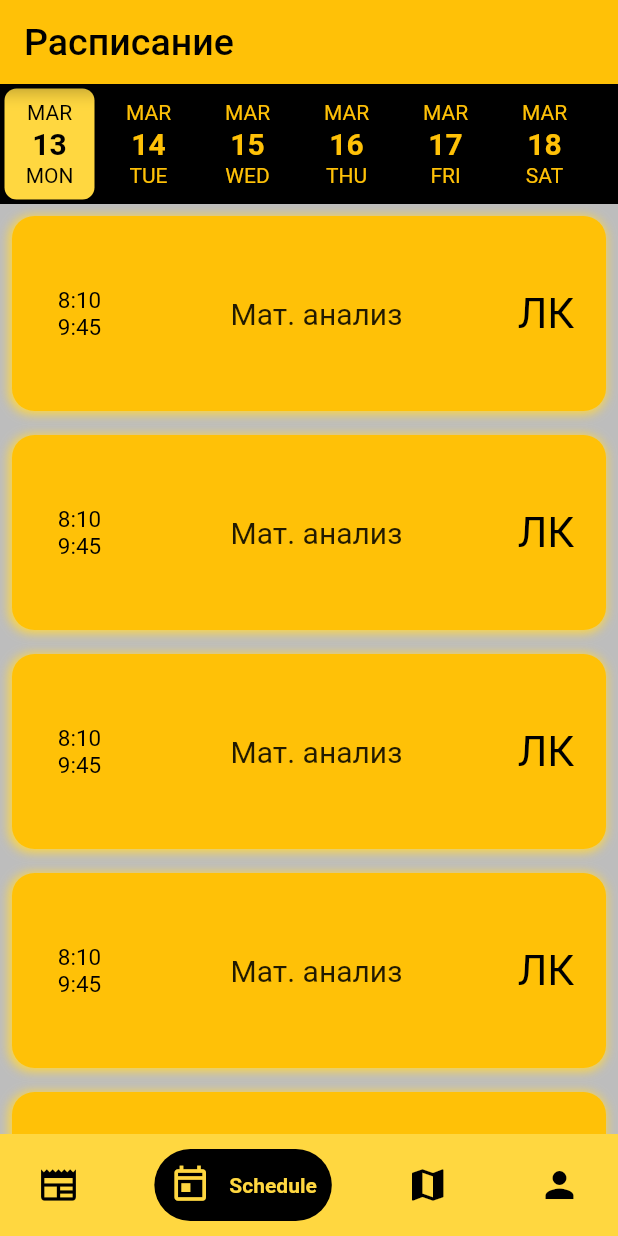
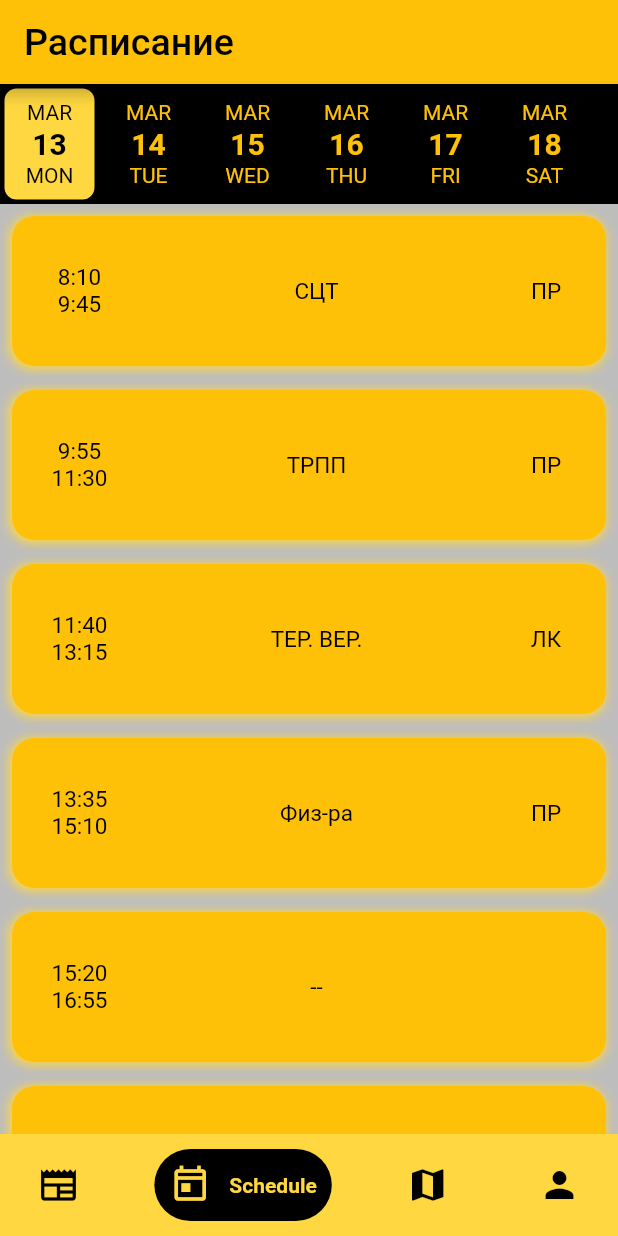
Before and after one commit to cpt-lecras/radik_project, a Flutter app: the screen it shows after launch, item 2 of the bottom bar chosen, on a phone screen of 412 x 824 dp. Run offline on Flutter 3.47's test engine with Material 2 defaults, Android fonts, the phone set to English and light mode, and no system bars; drawn by our look-alikes of date_picker_timeline, google_nav_bar; network calls fail.

Commit message:
schedule(с индексами)

```diff
--- a/lib/Shedule/calendar.dart
+++ b/lib/Shedule/calendar.dart
@@ -10,51 +10,87 @@ class CalCircle extends StatefulWidget {
 }
 
 const List<Text> TimePar = <Text>[
-  Text('8:10\n9:45', style: TextStyle(fontSize: 15,color: Colors.black),textAlign: TextAlign.center),
-  Text('9:55\n11:30', style: TextStyle(fontSize: 15,color: Colors.black),textAlign: TextAlign.center),
-  Text('11:40\n13:15', style: TextStyle(fontSize: 15,color: Colors.black),textAlign: TextAlign.center),
-  Text('13:35\n15:10', style: TextStyle(fontSize: 15,color: Colors.black),textAlign: TextAlign.center),
-  Text('15:20\n16:55', style: TextStyle(fontSize: 15,color: Colors.black),textAlign: TextAlign.center),
-  Text('17:05\n18:40', style: TextStyle(fontSize: 15,color: Colors.black),textAlign: TextAlign.center),
-  Text('18:50\n20:15', style: TextStyle(fontSize: 15,color: Colors.black),textAlign: TextAlign.center),
+  Text('8:10\n9:45', style: TextStyle(fontSize: 15, color: Colors.black),
+      textAlign: TextAlign.center),
+  Text('9:55\n11:30', style: TextStyle(fontSize: 15, color: Colors.black),
+      textAlign: TextAlign.center),
+  Text('11:40\n13:15', style: TextStyle(fontSize: 15, color: Colors.black),
+      textAlign: TextAlign.center),
+  Text('13:35\n15:10', style: TextStyle(fontSize: 15, color: Colors.black),
+      textAlign: TextAlign.center),
+  Text('15:20\n16:55', style: TextStyle(fontSize: 15, color: Colors.black),
+      textAlign: TextAlign.center),
+  Text('17:05\n18:40', style: TextStyle(fontSize: 15, color: Colors.black),
+      textAlign: TextAlign.center),
+  Text('18:50\n20:15', style: TextStyle(fontSize: 15, color: Colors.black),
+      textAlign: TextAlign.center),
 ];
 
+const List<Text> NamePar = <Text>[
+  Text('СЦТ', style: TextStyle(fontSize: 15, color: Colors.black),
+      textAlign: TextAlign.center),
+  Text('ТРПП', style: TextStyle(fontSize: 15, color: Colors.black),
+      textAlign: TextAlign.center),
+  Text('ТЕР. ВЕР.', style: TextStyle(fontSize: 15, color: Colors.black),
+      textAlign: TextAlign.center),
+  Text('Физ-ра', style: TextStyle(fontSize: 15, color: Colors.black),
+      textAlign: TextAlign.center),
+  Text('--', style: TextStyle(fontSize: 15, color: Colors.black),
+      textAlign: TextAlign.center),
+  Text('--', style: TextStyle(fontSize: 15, color: Colors.black),
+      textAlign: TextAlign.center),
+  Text('--', style: TextStyle(fontSize: 15, color: Colors.black),
+      textAlign: TextAlign.center),
+];
 
-class _CalCircle extends State<CalCircle>{
+const List<Text> TypePar = <Text>[
+  Text('ПР', style: TextStyle(fontSize: 15, color: Colors.black),
+      textAlign: TextAlign.center),
+  Text('ПР', style: TextStyle(fontSize: 15, color: Colors.black),
+      textAlign: TextAlign.center),
+  Text('ЛК', style: TextStyle(fontSize: 15, color: Colors.black),
+      textAlign: TextAlign.center),
+  Text('ПР', style: TextStyle(fontSize: 15, color: Colors.black),
+      textAlign: TextAlign.center),
+  Text('', style: TextStyle(fontSize: 15, color: Colors.black),
+      textAlign: TextAlign.center),
+  Text('', style: TextStyle(fontSize: 15, color: Colors.black),
+      textAlign: TextAlign.center),
+  Text('', style: TextStyle(fontSize: 15, color: Colors.black),
+      textAlign: TextAlign.center),
+];
 
-  /*_CalCircle(int index){
-    int selectedIndex=index;
-  }*/
+class _CalCircle extends State<CalCircle> {
 
-    Padding method(){
-
-    int selectedIndex=0;
-    //_CalCircle(selectedIndex);
-
-    return
-      Padding(
+  @override
+  Widget build(BuildContext context) {
+    return Expanded(
+        child: ListView.builder(
+            itemCount: 6,
+            itemBuilder: (BuildContext context, int index){
+              return Padding(
                 padding: const EdgeInsets.all(8.0),
                 child: Container(
-          height: 130,
+                  height: 100,
                   decoration: BoxDecoration(
                     borderRadius: BorderRadius.circular(15),
-            color:Colors.amber,
+                    color: Colors.amber,
                     boxShadow: const [
-              BoxShadow(color: Colors.amberAccent,offset: Offset(-1,1),blurRadius: 5,spreadRadius: 1)
+                      BoxShadow(color: Colors.amberAccent,
+                          offset: Offset(-1, 1),
+                          blurRadius: 5,
+                          spreadRadius: 1)
                     ],
                   ),
 
                   child:
                   Row(
                     mainAxisAlignment: MainAxisAlignment.spaceBetween,
-
                     children: [
-
                       Padding(
                         padding: const EdgeInsets.symmetric(
                             horizontal: 10.0, vertical: 10.0),
                         child: Container(
-
                           height: 100,
                           width: 70,
                           decoration: BoxDecoration(
@@ -63,11 +99,8 @@ class _CalCircle extends State<CalCircle>{
                           ),
                           child:
                           Center(
-
-                    child: TimePar.elementAt(selectedIndex),
+                            child: TimePar.elementAt(index),
                           ),
-
-
                         ),
                       ),
                       Container(
@@ -76,15 +109,10 @@ class _CalCircle extends State<CalCircle>{
                         width: 200,
                         decoration: BoxDecoration(
                           borderRadius: BorderRadius.circular(15),
-                  color:Colors.amber,
+                          color: Colors.amber,
                         ),
-                child: const Center(
-                  child: Text(
-                    'Мат. анализ',
-                    style: TextStyle(
-                      fontSize: 20,
-                    ),
-                  ),
+                        child: Center(
+                          child: NamePar.elementAt(index),
                         ),
                       ),
                       Padding(
@@ -95,32 +123,21 @@ class _CalCircle extends State<CalCircle>{
                           width: 60,
                           decoration: BoxDecoration(
                             borderRadius: BorderRadius.circular(15),
-                    color:Colors.amber,
+                            color: Colors.amber,
                           ),
 
-                  child: const Center(
-                    child: Text(
-                        'ЛК',
-                        style: TextStyle(fontSize: 28,color: Colors.black)
-                    ),
+                          child: Center(
+                            child: TypePar.elementAt(index),
                           ),
 
                         ),
                       ),
-
-
                     ],
                   ),
-
-
                 ),
               );
-
             }
-
-    @override
-    Widget build(BuildContext context){
-      return
-        method();
+            ),
+    );
   }
 }
--- a/lib/Shedule/schedule.dart
+++ b/lib/Shedule/schedule.dart
@@ -10,6 +10,7 @@ class Schedule extends StatefulWidget{
 }
 
 class _Schedule extends State<Schedule>{
+
   @override
   Widget build(BuildContext context){
     return
@@ -41,18 +42,7 @@ class _Schedule extends State<Schedule>{
                 ),
               ),
           //shedule
-          Expanded(
-            child: ListView(
-            children: const [
-              CalCircle(),
-              CalCircle(),
-              CalCircle(),
-              CalCircle(),
-              CalCircle(),
-              CalCircle(),
-            ],
-    ),
-          ),
+            const CalCircle(),
         ],
       );
   }
--- a/lib/news.dart
+++ b/lib/news.dart
@@ -11,11 +11,10 @@ class _News extends State<News> {
   @override
   Widget build(BuildContext context) {
     return Expanded(
-      child: Scrollbar(
-        thickness: 20.0,
         child: ListView.builder(
-          itemCount: 50,
-          itemBuilder: (context, index) {
+          itemCount: 100,
+          itemBuilder: (BuildContext context, int index) {
+
             return Padding(
             padding: const EdgeInsets.all(5.0),
             child: Container(
@@ -34,9 +33,9 @@ class _News extends State<News> {
               ),
             ),
             );
+
           }
         ),
-      ),
     );
   }
 }
```
Lines whose indentation alone changed are shown as unchanged.
